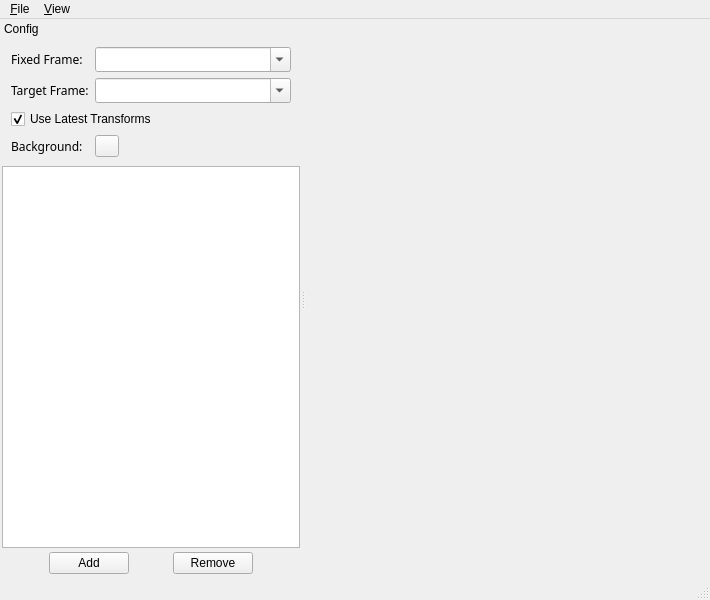
The window that mapviz/src/mapviz.ui (swri-robotics/mapviz) describes before a commit, drawn with Qt 5.
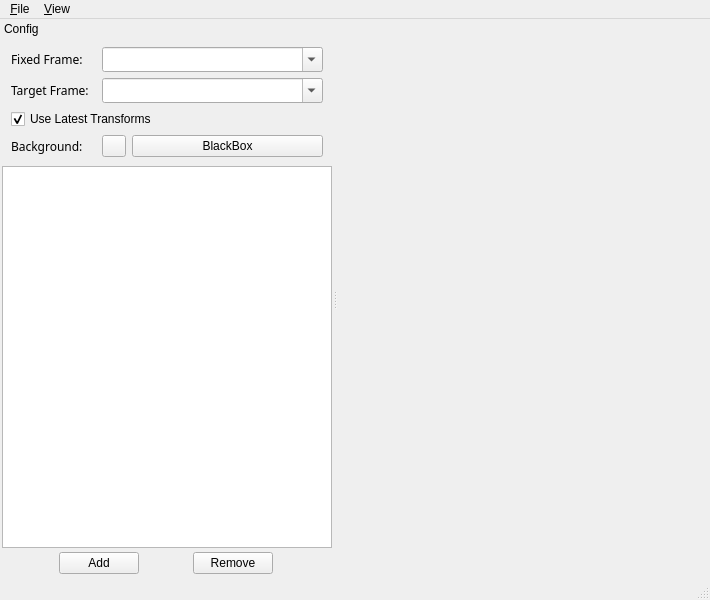
The same window after the commit. Custom widgets are drawn as their Qt base class.

Commit message: Adding mapviz button to trigger black box recording.

```diff
--- a/mapviz/src/mapviz.ui
+++ b/mapviz/src/mapviz.ui
@@ -71,8 +71,8 @@
   <widget class="QDockWidget" name="configdock">
    <property name="minimumSize">
     <size>
-     <width>300</width>
-     <height>289</height>
+     <width>332</width>
+     <height>301</height>
     </size>
    </property>
    <property name="features">
@@ -126,31 +126,6 @@
           </property>
          </widget>
         </item>
-        <item row="0" column="1">
-         <widget class="QComboBox" name="fixedframe">
-          <property name="sizePolicy">
-           <sizepolicy hsizetype="Expanding" vsizetype="Fixed">
-            <horstretch>0</horstretch>
-            <verstretch>0</verstretch>
-           </sizepolicy>
-          </property>
-          <property name="maximumSize">
-           <size>
-            <width>16777215</width>
-            <height>25</height>
-           </size>
-          </property>
-          <property name="font">
-           <font>
-            <family>Sans Serif</family>
-            <pointsize>9</pointsize>
-           </font>
-          </property>
-          <property name="editable">
-           <bool>true</bool>
-          </property>
-         </widget>
-        </item>
         <item row="1" column="0" rowspan="2">
          <widget class="QLabel" name="label_2">
           <property name="maximumSize">
@@ -170,31 +145,6 @@
           </property>
          </widget>
         </item>
-        <item row="1" column="1" rowspan="2">
-         <widget class="QComboBox" name="targetframe">
-          <property name="sizePolicy">
-           <sizepolicy hsizetype="Expanding" vsizetype="Fixed">
-            <horstretch>0</horstretch>
-            <verstretch>0</verstretch>
-           </sizepolicy>
-          </property>
-          <property name="maximumSize">
-           <size>
-            <width>16777215</width>
-            <height>25</height>
-           </size>
-          </property>
-          <property name="font">
-           <font>
-            <family>Sans Serif</family>
-            <pointsize>9</pointsize>
-           </font>
-          </property>
-          <property name="editable">
-           <bool>true</bool>
-          </property>
-         </widget>
-        </item>
         <item row="5" column="0">
          <widget class="QLabel" name="label_3">
           <property name="maximumSize">
@@ -233,7 +183,64 @@
           </property>
          </widget>
         </item>
-        <item row="3" column="0" colspan="2">
+        <item row="5" column="2">
+         <widget class="QPushButton" name="blackbox_trigger_btn">
+          <property name="text">
+           <string>BlackBox</string>
+          </property>
+         </widget>
+        </item>
+        <item row="1" column="1" rowspan="2" colspan="2">
+         <widget class="QComboBox" name="targetframe">
+          <property name="sizePolicy">
+           <sizepolicy hsizetype="Expanding" vsizetype="Fixed">
+            <horstretch>0</horstretch>
+            <verstretch>0</verstretch>
+           </sizepolicy>
+          </property>
+          <property name="maximumSize">
+           <size>
+            <width>16777215</width>
+            <height>25</height>
+           </size>
+          </property>
+          <property name="font">
+           <font>
+            <family>Sans Serif</family>
+            <pointsize>9</pointsize>
+           </font>
+          </property>
+          <property name="editable">
+           <bool>true</bool>
+          </property>
+         </widget>
+        </item>
+        <item row="0" column="1" colspan="2">
+         <widget class="QComboBox" name="fixedframe">
+          <property name="sizePolicy">
+           <sizepolicy hsizetype="Expanding" vsizetype="Fixed">
+            <horstretch>0</horstretch>
+            <verstretch>0</verstretch>
+           </sizepolicy>
+          </property>
+          <property name="maximumSize">
+           <size>
+            <width>16777215</width>
+            <height>25</height>
+           </size>
+          </property>
+          <property name="font">
+           <font>
+            <family>Sans Serif</family>
+            <pointsize>9</pointsize>
+           </font>
+          </property>
+          <property name="editable">
+           <bool>true</bool>
+          </property>
+         </widget>
+        </item>
+        <item row="3" column="0" colspan="3">
          <widget class="QCheckBox" name="uselatesttransforms">
           <property name="layoutDirection">
            <enum>Qt::LeftToRight</enum>
```
The commit also changes 2 other files.
